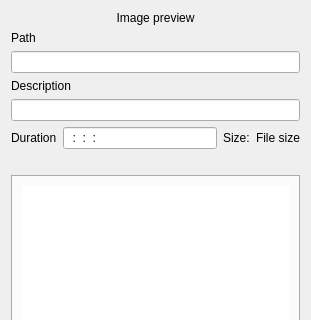
KDE/kdenlive, file src/widgets/clipproperties_ui.ui: the form before one commit; both pictures show x 0 to 311 and y 0 to 320 of the 311 by 565 pixel window.
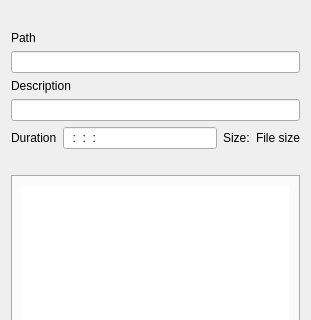
The form after the commit. Custom widgets are drawn as their Qt base class.

The edit to the form file:
```diff
--- a/src/widgets/clipproperties_ui.ui
+++ b/src/widgets/clipproperties_ui.ui
@@ -16,9 +16,6 @@
   <layout class="QGridLayout" name="gridLayout_2">
    <item row="0" column="0" colspan="4">
     <widget class="QLabel" name="clip_thumb">
-     <property name="text">
-      <string>Image preview</string>
-     </property>
      <property name="alignment">
       <set>Qt::AlignCenter</set>
      </property>
```
